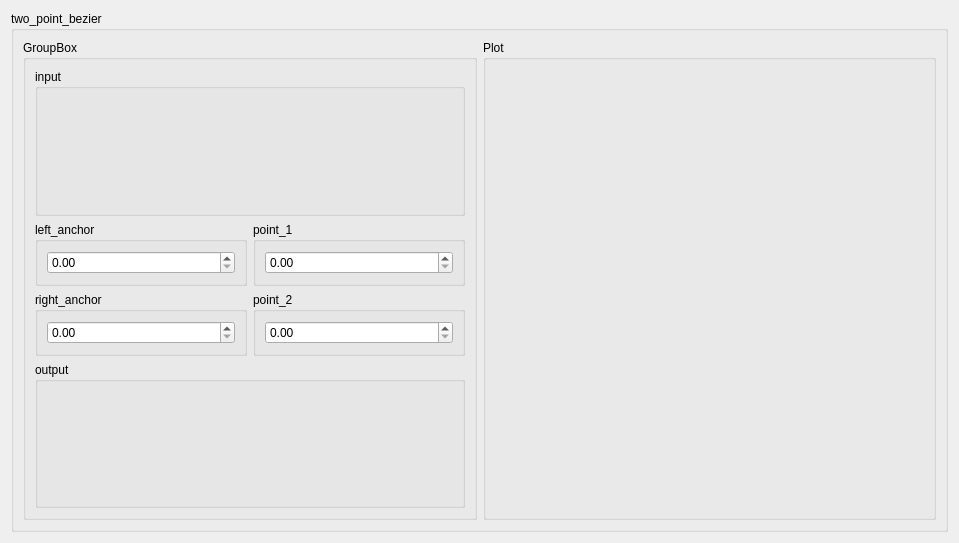
Above: ui/twopointbezier.ui from Eve-ning/reamber before the change. Below: the same form after it.
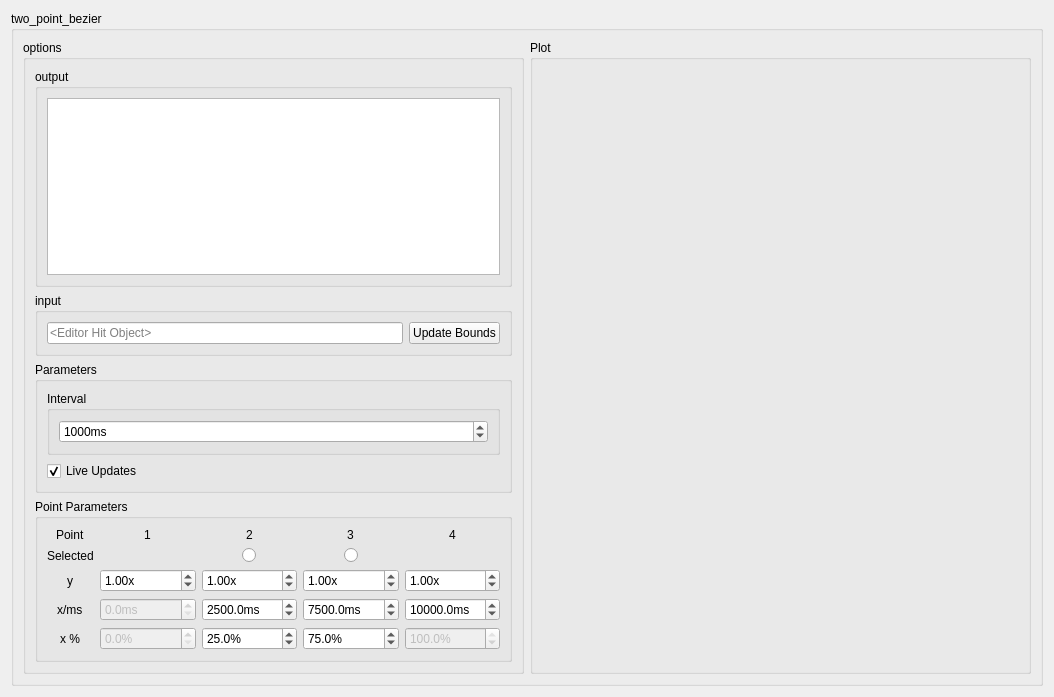
That is the form after the change. Custom widgets are drawn as their Qt base class.

Commit message: Implement mock TPB

What changed in the file:
```diff
--- a/ui/twopointbezier.ui
+++ b/ui/twopointbezier.ui
@@ -6,8 +6,8 @@
    <rect>
     <x>0</x>
     <y>0</y>
-    <width>959</width>
-    <height>543</height>
+    <width>1054</width>
+    <height>697</height>
    </rect>
   </property>
   <property name="windowTitle">
@@ -35,93 +35,386 @@
       <item row="1" column="0">
        <widget class="QGroupBox" name="groupBox_3">
         <property name="title">
-         <string>GroupBox</string>
+         <string>options</string>
         </property>
         <layout class="QGridLayout" name="gridLayout_4">
-         <item row="2" column="1">
-          <widget class="QGroupBox" name="groupBox_7">
-           <property name="sizePolicy">
-            <sizepolicy hsizetype="Preferred" vsizetype="Maximum">
-             <horstretch>0</horstretch>
-             <verstretch>0</verstretch>
-            </sizepolicy>
-           </property>
-           <property name="title">
-            <string>point_1</string>
-           </property>
-           <layout class="QGridLayout" name="gridLayout_8">
-            <item row="0" column="0">
-             <widget class="QDoubleSpinBox" name="doubleSpinBox_4"/>
-            </item>
-           </layout>
-          </widget>
-         </item>
-         <item row="3" column="1">
-          <widget class="QGroupBox" name="groupBox_6">
-           <property name="sizePolicy">
-            <sizepolicy hsizetype="Preferred" vsizetype="Maximum">
-             <horstretch>0</horstretch>
-             <verstretch>0</verstretch>
-            </sizepolicy>
-           </property>
-           <property name="title">
-            <string>point_2</string>
-           </property>
-           <layout class="QGridLayout" name="gridLayout_7">
-            <item row="0" column="0">
-             <widget class="QDoubleSpinBox" name="doubleSpinBox_2"/>
-            </item>
-           </layout>
-          </widget>
-         </item>
-         <item row="3" column="0">
-          <widget class="QGroupBox" name="groupBox_5">
-           <property name="sizePolicy">
-            <sizepolicy hsizetype="Preferred" vsizetype="Maximum">
-             <horstretch>0</horstretch>
-             <verstretch>0</verstretch>
-            </sizepolicy>
-           </property>
-           <property name="title">
-            <string>right_anchor</string>
-           </property>
-           <layout class="QGridLayout" name="gridLayout_6">
-            <item row="0" column="0">
-             <widget class="QDoubleSpinBox" name="doubleSpinBox_3"/>
-            </item>
-           </layout>
-          </widget>
-         </item>
-         <item row="2" column="0">
-          <widget class="QGroupBox" name="groupBox_4">
-           <property name="sizePolicy">
-            <sizepolicy hsizetype="Preferred" vsizetype="Maximum">
-             <horstretch>0</horstretch>
-             <verstretch>0</verstretch>
-            </sizepolicy>
-           </property>
-           <property name="title">
-            <string>left_anchor</string>
-           </property>
-           <layout class="QGridLayout" name="gridLayout_5">
-            <item row="0" column="0">
-             <widget class="QDoubleSpinBox" name="doubleSpinBox"/>
-            </item>
-           </layout>
-          </widget>
-         </item>
-         <item row="1" column="0" colspan="2">
-          <widget class="QGroupBox" name="groupBox_8">
+         <item row="1" column="0" colspan="3">
+          <widget class="QGroupBox" name="input_lo">
            <property name="title">
             <string>input</string>
            </property>
+           <layout class="QGridLayout" name="gridLayout_6">
+            <item row="0" column="0">
+             <widget class="QLineEdit" name="lineEdit">
+              <property name="placeholderText">
+               <string>&lt;Editor Hit Object&gt;</string>
+              </property>
+             </widget>
+            </item>
+            <item row="0" column="1">
+             <widget class="QPushButton" name="pushButton">
+              <property name="text">
+               <string>Update Bounds</string>
+              </property>
+             </widget>
+            </item>
+           </layout>
           </widget>
          </item>
-         <item row="4" column="0" colspan="2">
-          <widget class="QGroupBox" name="groupBox_9">
+         <item row="0" column="0" colspan="3">
+          <widget class="QGroupBox" name="output_lo">
            <property name="title">
             <string>output</string>
            </property>
+           <layout class="QGridLayout" name="gridLayout_7">
+            <item row="0" column="0">
+             <widget class="QPlainTextEdit" name="output">
+              <property name="sizePolicy">
+               <sizepolicy hsizetype="Preferred" vsizetype="Expanding">
+                <horstretch>0</horstretch>
+                <verstretch>0</verstretch>
+               </sizepolicy>
+              </property>
+             </widget>
+            </item>
+           </layout>
+          </widget>
+         </item>
+         <item row="3" column="0" colspan="3">
+          <widget class="QGroupBox" name="ppar_lo">
+           <property name="enabled">
+            <bool>true</bool>
+           </property>
+           <property name="title">
+            <string>Point Parameters</string>
+           </property>
+           <layout class="QGridLayout" name="gridLayout_5">
+            <item row="0" column="1" alignment="Qt::AlignHCenter">
+             <widget class="QLabel" name="label_p1">
+              <property name="text">
+               <string>1</string>
+              </property>
+             </widget>
+            </item>
+            <item row="5" column="2">
+             <widget class="QDoubleSpinBox" name="x2ms">
+              <property name="suffix">
+               <string>ms</string>
+              </property>
+              <property name="decimals">
+               <number>1</number>
+              </property>
+              <property name="maximum">
+               <double>10000000.000000000000000</double>
+              </property>
+              <property name="singleStep">
+               <double>100.000000000000000</double>
+              </property>
+              <property name="value">
+               <double>2500.000000000000000</double>
+              </property>
+             </widget>
+            </item>
+            <item row="0" column="4" alignment="Qt::AlignHCenter">
+             <widget class="QLabel" name="label_p4">
+              <property name="text">
+               <string>4</string>
+              </property>
+             </widget>
+            </item>
+            <item row="3" column="3">
+             <widget class="QDoubleSpinBox" name="y3ms">
+              <property name="suffix">
+               <string>x</string>
+              </property>
+              <property name="singleStep">
+               <double>0.100000000000000</double>
+              </property>
+              <property name="value">
+               <double>1.000000000000000</double>
+              </property>
+             </widget>
+            </item>
+            <item row="1" column="2" alignment="Qt::AlignHCenter">
+             <widget class="QRadioButton" name="radio_p2">
+              <property name="text">
+               <string/>
+              </property>
+             </widget>
+            </item>
+            <item row="3" column="2">
+             <widget class="QDoubleSpinBox" name="y2ms">
+              <property name="suffix">
+               <string>x</string>
+              </property>
+              <property name="singleStep">
+               <double>0.100000000000000</double>
+              </property>
+              <property name="value">
+               <double>1.000000000000000</double>
+              </property>
+             </widget>
+            </item>
+            <item row="5" column="4">
+             <widget class="QDoubleSpinBox" name="x4ms">
+              <property name="enabled">
+               <bool>true</bool>
+              </property>
+              <property name="suffix">
+               <string>ms</string>
+              </property>
+              <property name="decimals">
+               <number>1</number>
+              </property>
+              <property name="maximum">
+               <double>10000000.000000000000000</double>
+              </property>
+              <property name="singleStep">
+               <double>100.000000000000000</double>
+              </property>
+              <property name="value">
+               <double>10000.000000000000000</double>
+              </property>
+             </widget>
+            </item>
+            <item row="0" column="2" alignment="Qt::AlignHCenter">
+             <widget class="QLabel" name="label_p2">
+              <property name="text">
+               <string>2</string>
+              </property>
+             </widget>
+            </item>
+            <item row="0" column="0" alignment="Qt::AlignHCenter">
+             <widget class="QLabel" name="label_p">
+              <property name="text">
+               <string>Point</string>
+              </property>
+             </widget>
+            </item>
+            <item row="5" column="1">
+             <widget class="QDoubleSpinBox" name="x1ms">
+              <property name="enabled">
+               <bool>false</bool>
+              </property>
+              <property name="suffix">
+               <string>ms</string>
+              </property>
+              <property name="decimals">
+               <number>1</number>
+              </property>
+              <property name="singleStep">
+               <double>100.000000000000000</double>
+              </property>
+             </widget>
+            </item>
+            <item row="3" column="4">
+             <widget class="QDoubleSpinBox" name="y4ms">
+              <property name="suffix">
+               <string>x</string>
+              </property>
+              <property name="singleStep">
+               <double>0.100000000000000</double>
+              </property>
+              <property name="value">
+               <double>1.000000000000000</double>
+              </property>
+             </widget>
+            </item>
+            <item row="0" column="3" alignment="Qt::AlignHCenter">
+             <widget class="QLabel" name="label_p3">
+              <property name="text">
+               <string>3</string>
+              </property>
+             </widget>
+            </item>
+            <item row="5" column="3">
+             <widget class="QDoubleSpinBox" name="x3ms">
+              <property name="suffix">
+               <string>ms</string>
+              </property>
+              <property name="decimals">
+               <number>1</number>
+              </property>
+              <property name="maximum">
+               <double>10000000.000000000000000</double>
+              </property>
+              <property name="singleStep">
+               <double>100.000000000000000</double>
+              </property>
+              <property name="value">
+               <double>7500.000000000000000</double>
+              </property>
+             </widget>
+            </item>
+            <item row="3" column="0" alignment="Qt::AlignHCenter">
+             <widget class="QLabel" name="label_y">
+              <property name="sizePolicy">
+               <sizepolicy hsizetype="Maximum" vsizetype="Preferred">
+                <horstretch>0</horstretch>
+                <verstretch>0</verstretch>
+               </sizepolicy>
+              </property>
+              <property name="text">
+               <string>y</string>
+              </property>
+             </widget>
+            </item>
+            <item row="1" column="0">
+             <widget class="QLabel" name="label_selected">
+              <property name="sizePolicy">
+               <sizepolicy hsizetype="Maximum" vsizetype="Preferred">
+                <horstretch>0</horstretch>
+                <verstretch>0</verstretch>
+               </sizepolicy>
+              </property>
+              <property name="text">
+               <string>Selected</string>
+              </property>
+             </widget>
+            </item>
+            <item row="3" column="1">
+             <widget class="QDoubleSpinBox" name="y1ms">
+              <property name="suffix">
+               <string>x</string>
+              </property>
+              <property name="singleStep">
+               <double>0.100000000000000</double>
+              </property>
+              <property name="value">
+               <double>1.000000000000000</double>
+              </property>
+             </widget>
+            </item>
+            <item row="1" column="3" alignment="Qt::AlignHCenter">
+             <widget class="QRadioButton" name="radio_p3">
+              <property name="text">
+               <string/>
+              </property>
+             </widget>
+            </item>
+            <item row="5" column="0" alignment="Qt::AlignHCenter">
+             <widget class="QLabel" name="label_xms">
+              <property name="sizePolicy">
+               <sizepolicy hsizetype="Maximum" vsizetype="Preferred">
+                <horstretch>0</horstretch>
+                <verstretch>0</verstretch>
+               </sizepolicy>
+              </property>
+              <property name="text">
+               <string>x/ms</string>
+              </property>
+             </widget>
+            </item>
+            <item row="8" column="0" alignment="Qt::AlignHCenter">
+             <widget class="QLabel" name="label_xp">
+              <property name="text">
+               <string>x %</string>
+              </property>
+             </widget>
+            </item>
+            <item row="8" column="1">
+             <widget class="QDoubleSpinBox" name="x1p">
+              <property name="enabled">
+               <bool>false</bool>
+              </property>
+              <property name="suffix">
+               <string>%</string>
+              </property>
+              <property name="decimals">
+               <number>1</number>
+              </property>
+             </widget>
+            </item>
+            <item row="8" column="2">
+             <widget class="QDoubleSpinBox" name="x2p">
+              <property name="suffix">
+               <string>%</string>
+              </property>
+              <property name="decimals">
+               <number>1</number>
+              </property>
+              <property name="value">
+               <double>25.000000000000000</double>
+              </property>
+             </widget>
+            </item>
+            <item row="8" column="3">
+             <widget class="QDoubleSpinBox" name="x3p">
+              <property name="suffix">
+               <string>%</string>
+              </property>
+              <property name="decimals">
+               <number>1</number>
+              </property>
+              <property name="value">
+               <double>75.000000000000000</double>
+              </property>
+             </widget>
+            </item>
+            <item row="8" column="4">
+             <widget class="QDoubleSpinBox" name="x4p">
+              <property name="enabled">
+               <bool>false</bool>
+              </property>
+              <property name="suffix">
+               <string>%</string>
+              </property>
+              <property name="decimals">
+               <number>1</number>
+              </property>
+              <property name="value">
+               <double>100.000000000000000</double>
+              </property>
+             </widget>
+            </item>
+           </layout>
+          </widget>
+         </item>
+         <item row="2" column="0" colspan="3">
+          <widget class="QGroupBox" name="par_lo">
+           <property name="title">
+            <string>Parameters</string>
+           </property>
+           <layout class="QGridLayout" name="gridLayout_8">
+            <item row="0" column="0" rowspan="3">
+             <widget class="QGroupBox" name="interval_lo">
+              <property name="title">
+               <string>Interval</string>
+              </property>
+              <layout class="QGridLayout" name="gridLayout_9">
+               <item row="0" column="0">
+                <widget class="QSpinBox" name="interval">
+                 <property name="suffix">
+                  <string>ms</string>
+                 </property>
+                 <property name="minimum">
+                  <number>1</number>
+                 </property>
+                 <property name="maximum">
+                  <number>10000</number>
+                 </property>
+                 <property name="value">
+                  <number>1000</number>
+                 </property>
+                </widget>
+               </item>
+              </layout>
+             </widget>
+            </item>
+            <item row="3" column="0">
+             <widget class="QCheckBox" name="check_live">
+              <property name="text">
+               <string>Live Updates</string>
+              </property>
+              <property name="checked">
+               <bool>true</bool>
+              </property>
+              <property name="tristate">
+               <bool>false</bool>
+              </property>
+             </widget>
+            </item>
+           </layout>
           </widget>
          </item>
         </layout>
```
Left out of the diff: 2 changed lines with no effect on the pictures. The commit also changes 2 other files.
